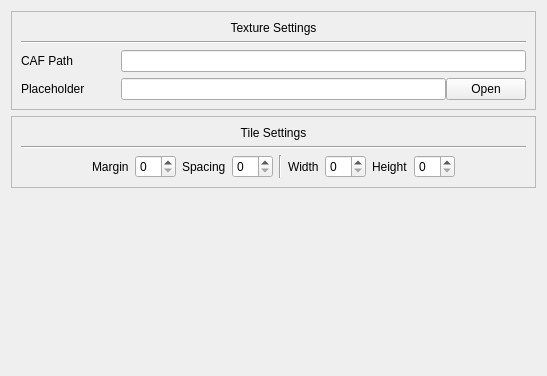
This is tab_tilesetbuilder.ui in ComfyKernel/comfytool as Qt 5 draws it before an edit. The edited form follows.
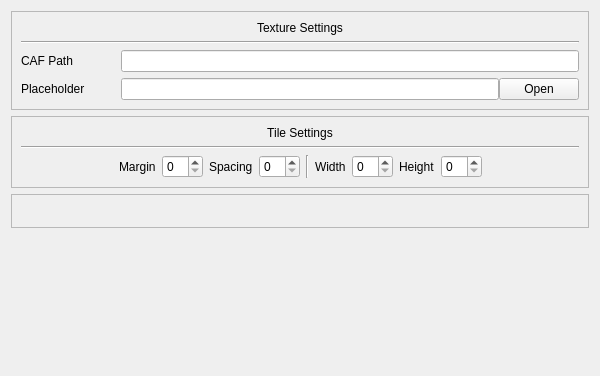
This is the edited form.

Commit message: Tweaked the CAF Viewer to take up less space

What changed in the file:
```diff
--- a/tab_tilesetbuilder.ui
+++ b/tab_tilesetbuilder.ui
@@ -6,10 +6,22 @@
    <rect>
     <x>0</x>
     <y>0</y>
-    <width>547</width>
+    <width>600</width>
     <height>376</height>
    </rect>
   </property>
+  <property name="sizePolicy">
+   <sizepolicy hsizetype="Expanding" vsizetype="Preferred">
+    <horstretch>0</horstretch>
+    <verstretch>0</verstretch>
+   </sizepolicy>
+  </property>
+  <property name="minimumSize">
+   <size>
+    <width>0</width>
+    <height>0</height>
+   </size>
+  </property>
   <property name="windowTitle">
    <string>Form</string>
   </property>
@@ -326,6 +338,28 @@
      </layout>
     </widget>
    </item>
+   <item>
+    <widget class="QFrame" name="fr_preview">
+     <property name="frameShape">
+      <enum>QFrame::StyledPanel</enum>
+     </property>
+     <property name="frameShadow">
+      <enum>QFrame::Raised</enum>
+     </property>
+     <layout class="QVBoxLayout" name="verticalLayout_4">
+      <item>
+       <widget class="QLabel" name="lbl_preview">
+        <property name="text">
+         <string/>
+        </property>
+        <property name="alignment">
+         <set>Qt::AlignCenter</set>
+        </property>
+       </widget>
+      </item>
+     </layout>
+    </widget>
+   </item>
    <item>
     <spacer name="verticalSpacer">
      <property name="orientation">
```
The commit also changes 1 other file.
